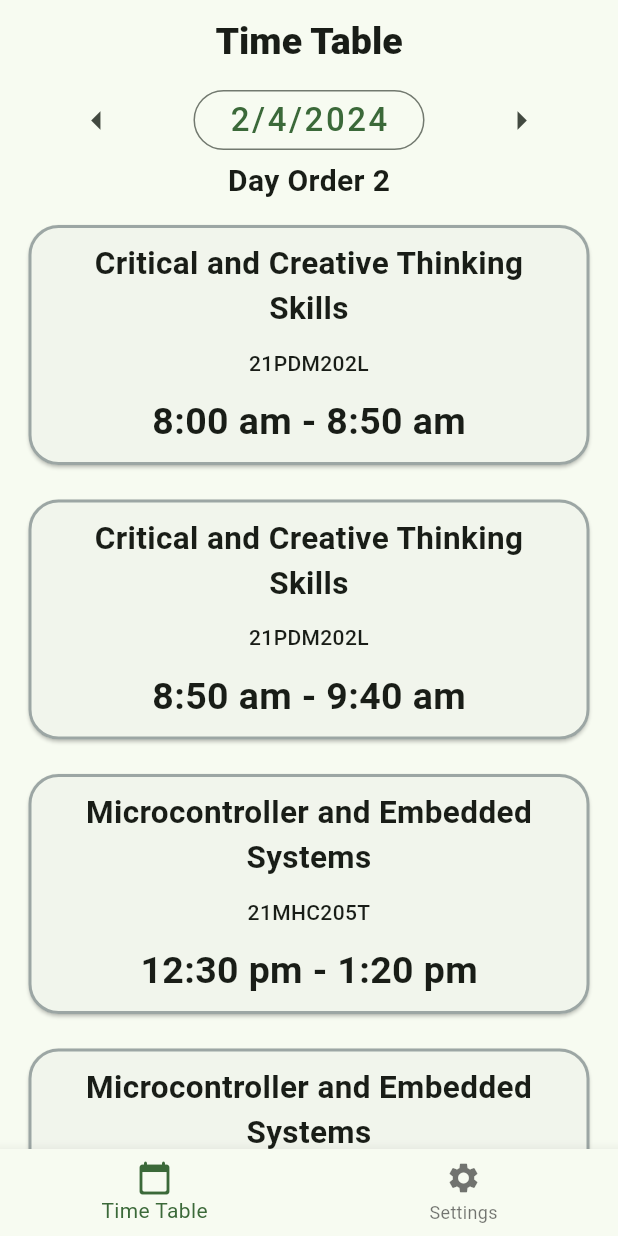
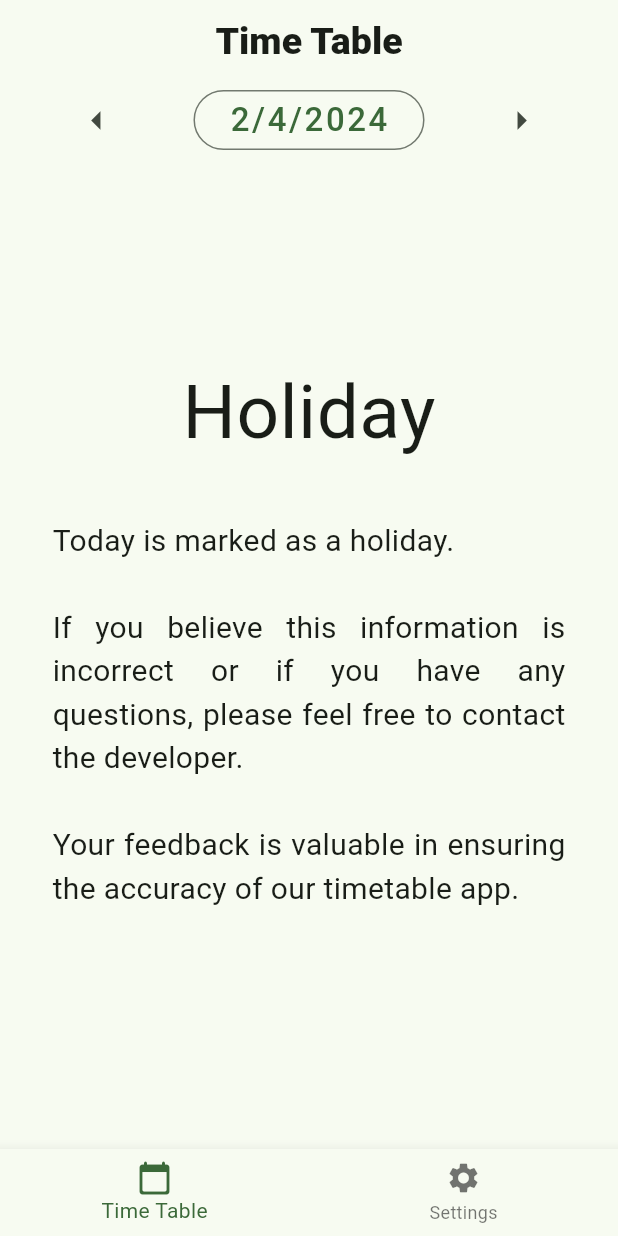
Before and after one commit to Sreeram3927/class_trackr, a Flutter app: the Home screen opened directly, after a tap on the "arrow left" icon, after a tap on the "arrow right" icon, on a phone screen of 412 x 824 dp. Run offline on Flutter 3.47's test engine with Material 3 defaults, Android fonts, the phone set to English and light mode, and no system bars; our stand-ins replace cloud_firestore, firebase_analytics, firebase_core, fluttertoast, font_awesome_flutter, shared_preferences; accounts and stored records are empty; generated files the repository leaves out were written again.

Commit message:
fix do update and app update

```diff
--- a/lib/data/data_manager.dart
+++ b/lib/data/data_manager.dart
@@ -28,11 +28,11 @@ class DataManager {
   }) {
     _userData.setDataVersion = dataVersion;
     _do.setAllDayOrders(
-      do1: dayOrders['day_order_1']! as List<String>,
-      do2: dayOrders['day_order_2']! as List<String>,
-      do3: dayOrders['day_order_3']! as List<String>,
-      do4: dayOrders['day_order_4']! as List<String>,
-      do5: dayOrders['day_order_5']! as List<String>,
+      do1: dayOrders['day_order_1'],
+      do2: dayOrders['day_order_2'],
+      do3: dayOrders['day_order_3'],
+      do4: dayOrders['day_order_4'],
+      do5: dayOrders['day_order_5'],
     );
   }
 
--- a/lib/data/day_order.dart
+++ b/lib/data/day_order.dart
@@ -5,24 +5,24 @@ class DayOrder {
 
   final UserData _userData = UserData();
 
-  List<String> dayOrder_1() => defaultDayOrder_1;
-  List<String> dayOrder_2() => defaultDayOrder_2;
-  List<String> dayOrder_3() => defaultDayOrder_3;
-  List<String> dayOrder_4() => defaultDayOrder_4;
-  List<String> dayOrder_5() => defaultDayOrder_5;
+  List<String> dayOrder_1() => _userData.getList('day_order_1') ?? defaultDayOrder_1;
+  List<String> dayOrder_2() => _userData.getList('day_order_2') ?? defaultDayOrder_2;
+  List<String> dayOrder_3() => _userData.getList('day_order_3') ?? defaultDayOrder_3;
+  List<String> dayOrder_4() => _userData.getList('day_order_4') ?? defaultDayOrder_4;
+  List<String> dayOrder_5() => _userData.getList('day_order_5') ?? defaultDayOrder_5;
 
   void setAllDayOrders({
-    required List<String> do1,
-    required List<String> do2,
-    required List<String> do3,
-    required List<String> do4,
-    required List<String> do5,
+    required List do1,
+    required List do2,
+    required List do3,
+    required List do4,
+    required List do5,
   }) {
-    _userData.setList('day_order_1', do1);
-    _userData.setList('day_order_2', do2);
-    _userData.setList('day_order_3', do3);
-    _userData.setList('day_order_4', do4);
-    _userData.setList('day_order_5', do5);
+    _userData.setList('day_order_1', do1.map((element) => element.toString()).toList());
+    _userData.setList('day_order_2', do2.map((element) => element.toString()).toList());
+    _userData.setList('day_order_3', do3.map((element) => element.toString()).toList());
+    _userData.setList('day_order_4', do4.map((element) => element.toString()).toList());
+    _userData.setList('day_order_5', do5.map((element) => element.toString()).toList());
   }
 
   final List<String> defaultDayOrder_1 = [
@@ -37,13 +37,13 @@ class DayOrder {
     '08/03/24',
     '15/03/24',
     '22/03/24',
-    '01/04/24',
-    '08/04/24',
-    '17/04/24',
-    '24/04/24',
-    '02/05/24',
-    '09/05/24',
-    '16/05/24',
+    '03/04/24',
+    '12/04/24',
+    '19/04/24',
+    '26/04/24',
+    '06/05/24',
+    '13/05/24',
+    '20/05/24',
   ];
 
   final List<String> defaultDayOrder_2 = [
@@ -57,14 +57,13 @@ class DayOrder {
     '04/03/24',
     '11/03/24',
     '18/03/24',
-    '25/03/24',
-    '02/04/24',
-    '10/04/24',
-    '18/04/24',
-    '25/04/24',
-    '03/05/24',
-    '10/05/24',
-    '17/05/24',
+    '26/03/24',
+    '04/04/24',
+    '15/04/24',
+    '22/04/24',
+    '29/04/24',
+    '07/05/24',
+    '14/05/24',
   ];
 
 
@@ -79,14 +78,13 @@ class DayOrder {
     '05/03/24',
     '12/03/24',
     '19/03/24',
-    '26/03/24',
-    '03/04/24',
-    '12/04/24',
-    '19/04/24',
-    '26/04/24',
-    '06/05/24',
-    '13/05/24',
-    '20/05/24',
+    '27/03/24',
+    '05/04/24',
+    '16/04/24',
+    '23/04/24',
+    '30/04/24',
+    '08/05/24',
+    '15/05/24',
   ];
 
   final List<String> defaultDayOrder_4 = [
@@ -100,13 +98,13 @@ class DayOrder {
     '06/03/24',
     '13/03/24',
     '20/03/24',
-    '27/03/24',
-    '04/04/24',
-    '15/04/24',
-    '22/04/24',
-    '29/04/24',
-    '07/05/24',
-    '14/05/24',
+    '28/03/24',
+    '08/04/24',
+    '17/04/24',
+    '24/04/24',
+    '02/05/24',
+    '09/05/24',
+    '16/05/24',
   ];
 
   final List<String> defaultDayOrder_5 = [
@@ -120,13 +118,14 @@ class DayOrder {
     '07/03/24',
     '14/03/24',
     '21/03/24',
-    '28/03/24',
-    '05/04/24',
-    '16/04/24',
-    '23/04/24',
-    '30/04/24',
-    '08/05/24',
-    '15/05/24',
+    '01/04/24',
+    '06/04/24',
+    '10/04/24',
+    '18/04/24',
+    '25/04/24',
+    '03/05/24',
+    '10/05/24',
+    '17/05/24',
   ];
 
 }
--- a/lib/data/user_data.dart
+++ b/lib/data/user_data.dart
@@ -14,8 +14,8 @@ class UserData {
     _preferences.setInt('data_version', value);
   }
 
-  int get getAppLevel => 1;
-  static const String appVersion = '1.0.2';
+  int get getAppLevel => 2;
+  static const String appVersion = '1.1.2';
   static late String _storedVersion;
   String get getVersion => _storedVersion;
   void updateVersion() {
--- a/lib/screens/home/home.dart
+++ b/lib/screens/home/home.dart
@@ -31,7 +31,7 @@ class _HomeState extends State<Home> {
           dayOrders: backendData['day_orders'],
         );
       }
-      if (backendData['app_level'] > _userData.getAppLevel  && kIsWeb && mounted) {
+      if (backendData['app_level'] > _userData.getAppLevel && !kIsWeb && mounted) {
         showDialog(
           context: context,
           barrierDismissible: false,
--- a/lib/screens/settings/settings.dart
+++ b/lib/screens/settings/settings.dart
@@ -38,16 +38,16 @@ class _SettingsState extends State<Settings> {
           }
         ),
 
-        _settingsTile(
-          icon: Icons.download_rounded,
-          title: 'Download Timetable',
-          onTap: () {
-            Navigator.push(
-              context,
-              MaterialPageRoute(builder: (context) => const GetTimetable()),
-            );
-          }
-        ),
+        // _settingsTile(
+        //   icon: Icons.download_rounded,
+        //   title: 'Download Timetable',
+        //   onTap: () {
+        //     Navigator.push(
+        //       context,
+        //       MaterialPageRoute(builder: (context) => const GetTimetable()),
+        //     );
+        //   }
+        // ),
 
         _settingsTile(
           icon: Icons.privacy_tip_rounded,
```
